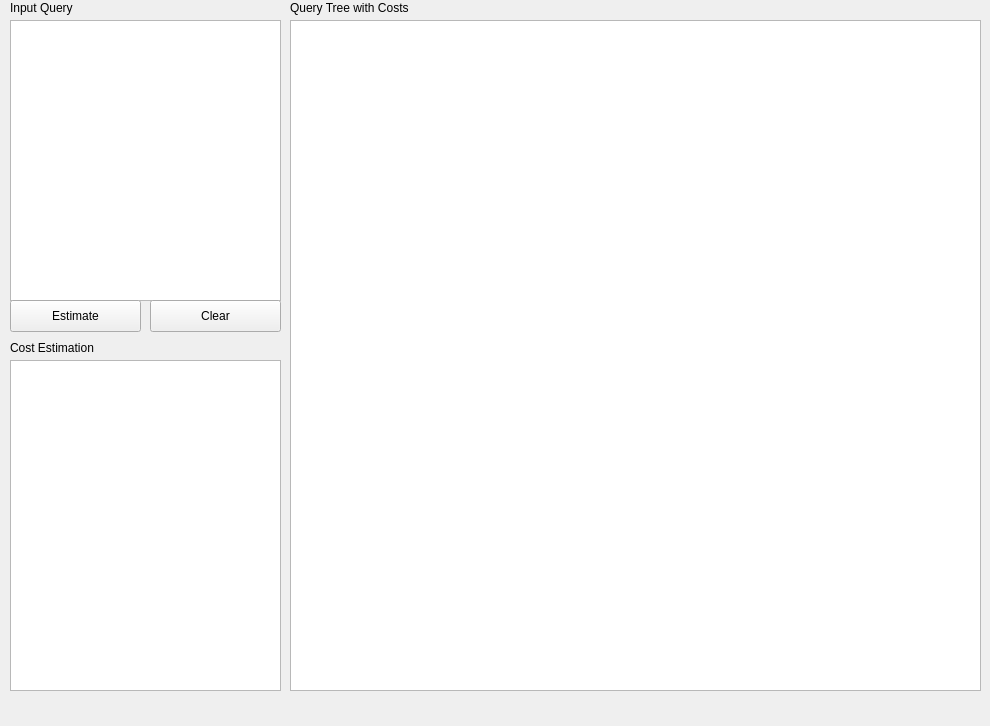
First picture: the form in Project2/form.ui, repository wesleylcf/query-cost-explainer, before the edit.
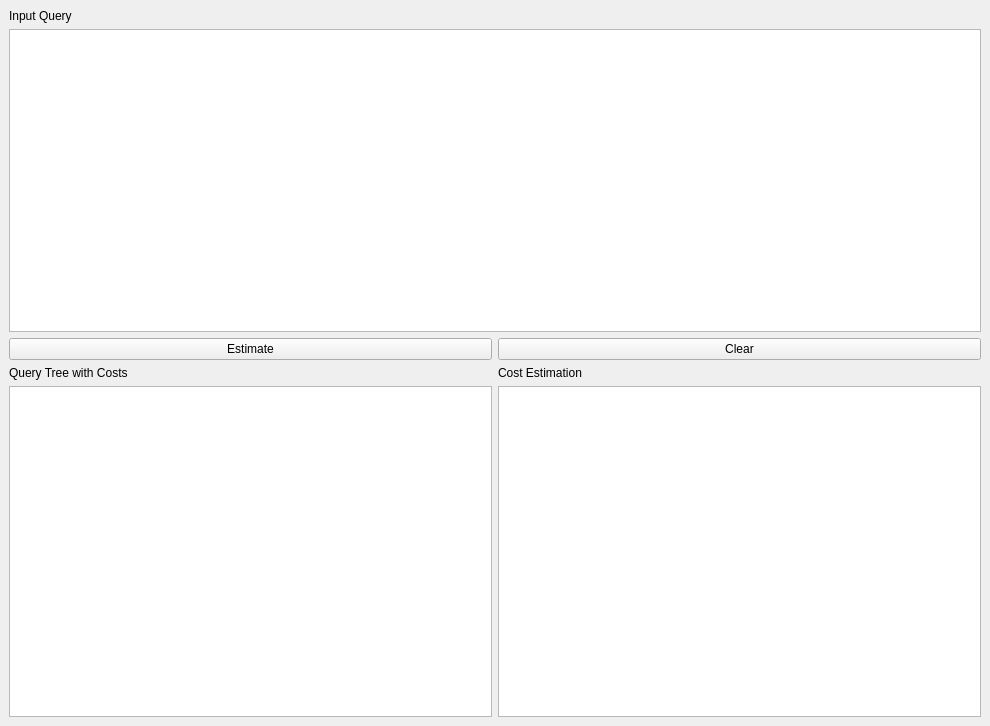
Second picture: the form after the edit.

Commit message: feat: Move from hardcoded sizes to dynamic layouts

What changed in the file:
```diff
--- a/Project2/form.ui
+++ b/Project2/form.ui
@@ -14,131 +14,72 @@
    <string>Interface</string>
   </property>
   <widget class="QWidget" name="centralwidget">
-   <property name="sizePolicy">
-    <sizepolicy hsizetype="Expanding" vsizetype="Expanding">
-     <horstretch>0</horstretch>
-     <verstretch>0</verstretch>
-    </sizepolicy>
-   </property>
-   <property name="minimumSize">
-    <size>
-     <width>800</width>
-     <height>582</height>
-    </size>
-   </property>
-   <widget class="QTextEdit" name="inputText">
-    <property name="geometry">
-     <rect>
-      <x>10</x>
-      <y>20</y>
-      <width>271</width>
-      <height>281</height>
-     </rect>
-    </property>
-    <property name="sizeIncrement">
-     <size>
-      <width>10</width>
-      <height>10</height>
-     </size>
-    </property>
-   </widget>
-   <widget class="QTextBrowser" name="textBrowser">
-    <property name="geometry">
-     <rect>
-      <x>10</x>
-      <y>360</y>
-      <width>271</width>
-      <height>331</height>
-     </rect>
-    </property>
-    <property name="sizeIncrement">
-     <size>
-      <width>10</width>
-      <height>10</height>
-     </size>
-    </property>
-   </widget>
-   <widget class="QLabel" name="costLabel">
-    <property name="geometry">
-     <rect>
-      <x>10</x>
-      <y>340</y>
-      <width>121</width>
-      <height>16</height>
-     </rect>
-    </property>
-    <property name="text">
-     <string>Cost Estimation</string>
-    </property>
-   </widget>
-   <widget class="QLabel" name="inputLabel">
-    <property name="geometry">
-     <rect>
-      <x>10</x>
-      <y>0</y>
-      <width>101</width>
-      <height>16</height>
-     </rect>
-    </property>
-    <property name="text">
-     <string>Input Query</string>
-    </property>
-   </widget>
-   <widget class="QLabel" name="treeLabel">
-    <property name="geometry">
-     <rect>
-      <x>290</x>
-      <y>0</y>
-      <width>141</width>
-      <height>16</height>
-     </rect>
-    </property>
-    <property name="text">
-     <string>Query Tree with Costs</string>
-    </property>
-   </widget>
-   <widget class="QTreeView" name="treeView">
-    <property name="geometry">
-     <rect>
-      <x>290</x>
-      <y>20</y>
-      <width>691</width>
-      <height>671</height>
-     </rect>
-    </property>
-    <property name="sizeIncrement">
-     <size>
-      <width>10</width>
-      <height>10</height>
-     </size>
-    </property>
-   </widget>
-   <widget class="QPushButton" name="estimateBtn">
-    <property name="geometry">
-     <rect>
-      <x>10</x>
-      <y>300</y>
-      <width>131</width>
-      <height>32</height>
-     </rect>
-    </property>
-    <property name="text">
-     <string>Estimate</string>
-    </property>
-   </widget>
-   <widget class="QPushButton" name="clearBtn">
-    <property name="geometry">
-     <rect>
-      <x>150</x>
-      <y>300</y>
-      <width>131</width>
-      <height>32</height>
-     </rect>
-    </property>
-    <property name="text">
-     <string>Clear</string>
-    </property>
-   </widget>
+   <layout class="QGridLayout" name="gridLayout">
+    <item row="0" column="0" rowSpan="1">
+      <layout class="QVBoxLayout" name="verticalLayout">
+        <item>
+        <widget class="QLabel" name="inputLabel">
+          <property name="text">
+          <string>Input Query</string>
+          </property>
+        </widget>
+        </item>
+        <item>
+        <widget class="QTextEdit" name="inputText"/>
+        </item>
+        <item>
+          <layout class="QHBoxLayout" name="horizontalLayout">
+            <item>
+            <widget class="QPushButton" name="estimateBtn">
+              <property name="text">
+              <string>Estimate</string>
+              </property>
+            </widget>
+            </item>
+            <item>
+            <widget class="QPushButton" name="clearBtn">
+              <property name="text">
+              <string>Clear</string>
+              </property>
+            </widget>
+            </item>
+          </layout>
+        </item>
+      </layout>
+    </item>
+    <item row="1" column="0" rowSpan="2">
+     <layout class="QHBoxLayout" name="horizontalLayout">
+     <item>
+      <layout class="QVBoxLayout" name="verticalLayout">
+        <item>
+        <widget class="QLabel" name="treeLabel">
+          <property name="text">
+          <string>Query Tree with Costs</string>
+          </property>
+        </widget>
+        </item>
+        <item>
+          <widget class="QTreeView" name="treeView"/>
+        </item>
+      </layout>
+     </item>
+     <item>
+      <layout class="QVBoxLayout" name="verticalLayout">
+        <item>
+            <widget class="QLabel" name="costLabel">
+              <property name="text">
+              <string>Cost Estimation</string>
+              </property>
+            </widget>
+          </item>
+        <item>
+          <widget class="QTextBrowser" name="textBrowser"/>
+        </item>
+      </layout>
+     </item>
+     </layout>
+    </item>
+   </layout>
   </widget>
   <widget class="QMenuBar" name="menubar">
    <property name="geometry">
```
The commit also changes 2 other files.
